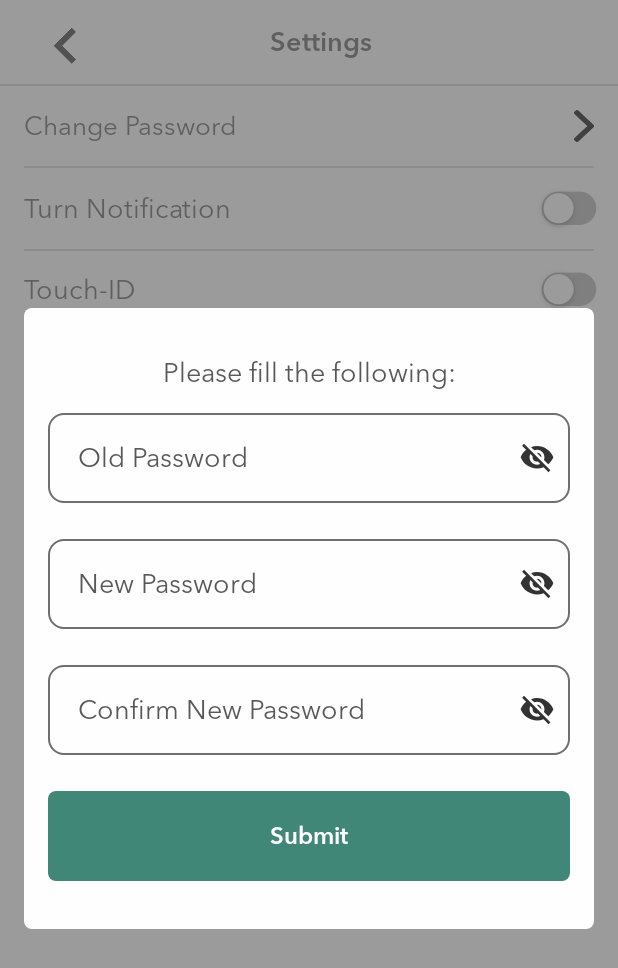
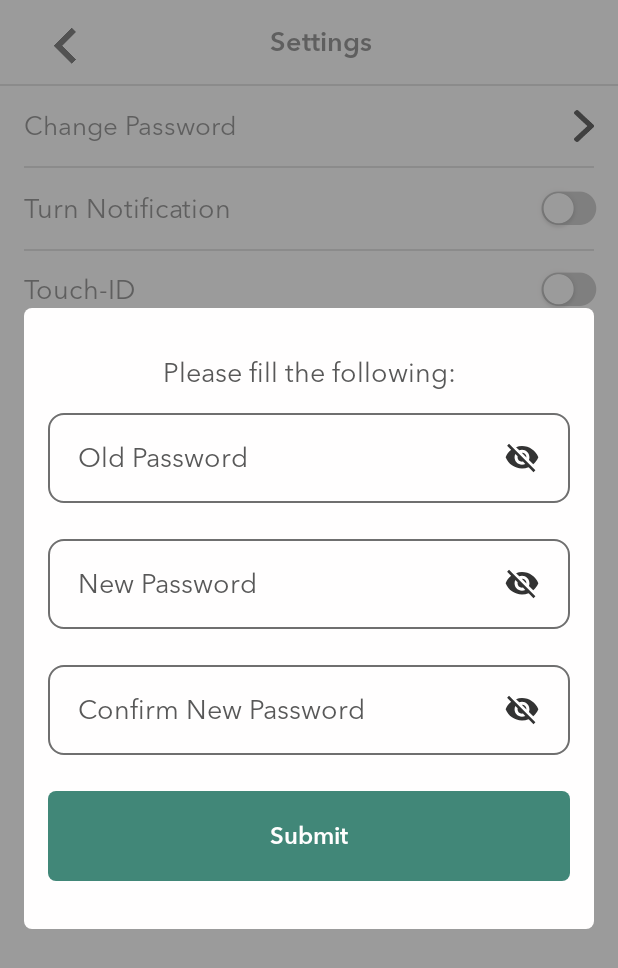
Before and after one commit to atanvir/forecaster, an Android app: the SettingActivity screen opened directly, with no data from a screen before it, after a tap on "Change Password", on a phone screen of 412 x 824 dp. Shown: the top 968 px of the screen. Run offline under Robolectric (Android 15) with nearby library versions, the phone set to English and light mode, and no system bars; our stand-ins replace ButterKnife.

Commit message:
By Tanvir 23 Oct

```diff
--- a/app/src/main/AndroidManifest.xml
+++ b/app/src/main/AndroidManifest.xml
@@ -8,6 +8,7 @@
     <uses-permission android:name="android.permission.WRITE_EXTERNAL_STORAGE"/>
     <uses-permission android:name="android.permission.READ_EXTERNAL_STORAGE"/>
     <uses-permission android:name="android.permission.RECORD_AUDIO"/>
+
 
     <uses-feature android:name="android.hardware.fingerprint"
         android:required="true"/>
@@ -100,7 +101,6 @@
         </activity>
         <activity android:name=".Activity.PinActivity" />
         <activity android:name=".Activity.WebviewAcitivity" />
-        <activity android:name=".Utility.Validation" />
 
 
         <service
--- a/app/src/main/java/com/forecaster/Activity/LoginActivity.java
+++ b/app/src/main/java/com/forecaster/Activity/LoginActivity.java
@@ -141,7 +141,7 @@ public class LoginActivity extends AppCompatActivity implements ViewTreeObserver
 
                      //   Log.e("where", String.valueOf(pass_ed.getCompoundDrawables()[DRAWABLE_LEFT].getBounds().width())-pass_ed.getPaddingLeft());
 
-                        if (event.getRawX()  <= (pass_ed.getCompoundDrawables()[DRAWABLE_LEFT].getBounds().width())+pass_ed.getPaddingLeft()+pass_ed.getPaddingRight()+pass_ed.getPaddingBottom()+pass_ed.getPaddingTop()+pass_ed.getPaddingEnd()+pass_ed.getPaddingEnd()) {
+                        if (event.getRawX()  <= (pass_ed.getCompoundDrawables()[DRAWABLE_LEFT].getBounds().width())+pass_ed.getPaddingLeft()+pass_ed.getPaddingRight()+pass_ed.getPaddingBottom()+pass_ed.getPaddingTop()+pass_ed.getPaddingEnd()) {
                             if(clickcount % 2 ==0)
                             {
                                 clickcount=clickcount+1;
@@ -608,7 +608,7 @@ public class LoginActivity extends AppCompatActivity implements ViewTreeObserver
                 if(event.getAction() == MotionEvent.ACTION_UP) {
                     if(langCode.equalsIgnoreCase("ar"))
                     {
-                        if (event.getRawX()  <= (newpass_ed.getCompoundDrawables()[DRAWABLE_LEFT].getBounds().width())+newpass_ed.getPaddingLeft()+newpass_ed.getPaddingRight()+newpass_ed.getPaddingBottom()+newpass_ed.getPaddingTop()+newpass_ed.getPaddingEnd()+newpass_ed.getPaddingEnd()) {
+                        if (event.getRawX()  <= (newpass_ed.getCompoundDrawables()[DRAWABLE_LEFT].getBounds().width())+newpass_ed.getPaddingLeft()+newpass_ed.getPaddingRight()+newpass_ed.getPaddingBottom()+newpass_ed.getPaddingTop()+newpass_ed.getPaddingEnd()) {
                             if(clickcount3 % 2 ==0)
                             {
                                 clickcount3=clickcount3+1;
@@ -671,7 +671,7 @@ public class LoginActivity extends AppCompatActivity implements ViewTreeObserver
                 if(event.getAction() == MotionEvent.ACTION_UP) {
                     if(langCode.equalsIgnoreCase("ar"))
                     {
-                        if (event.getRawX()  <= (newpass_ed.getCompoundDrawables()[DRAWABLE_LEFT].getBounds().width())+newpass_ed.getPaddingLeft()+newpass_ed.getPaddingRight()+newpass_ed.getPaddingBottom()+newpass_ed.getPaddingTop()+newpass_ed.getPaddingEnd()+newpass_ed.getPaddingEnd()) {
+                        if (event.getRawX()  <= (newpass_ed.getCompoundDrawables()[DRAWABLE_LEFT].getBounds().width())+newpass_ed.getPaddingLeft()+newpass_ed.getPaddingRight()+newpass_ed.getPaddingBottom()+newpass_ed.getPaddingTop()+newpass_ed.getPaddingEnd()) {
                             if(clickcount2 % 2 ==0)
                             {
                                 clickcount2=clickcount2+1;
--- a/app/src/main/java/com/forecaster/Activity/SettingActivity.java
+++ b/app/src/main/java/com/forecaster/Activity/SettingActivity.java
@@ -586,7 +586,7 @@ public class SettingActivity extends AppCompatActivity {
                     String langCode = SharedPreferenceWriter.getInstance(SettingActivity.this).getString(GlobalVariables.langCode);
                     if (langCode.equalsIgnoreCase("ar")) {
 
-                        if (event.getRawX()  <= (oldpass_ed.getCompoundDrawables()[DRAWABLE_LEFT].getBounds().width())+oldpass_ed.getPaddingLeft()+oldpass_ed.getPaddingRight()+oldpass_ed.getPaddingBottom()+oldpass_ed.getPaddingTop()+oldpass_ed.getPaddingEnd()+oldpass_ed.getPaddingEnd()) {
+                        if (event.getRawX()  <= (oldpass_ed.getCompoundDrawables()[DRAWABLE_LEFT].getBounds().width())+oldpass_ed.getPaddingLeft()+oldpass_ed.getPaddingRight()+oldpass_ed.getPaddingBottom()+oldpass_ed.getPaddingTop()+oldpass_ed.getPaddingEnd()) {
                             if (clickcount3 % 2 == 0) {
                                 clickcount3 = clickcount3 + 1;
                                 oldpass_ed.setTransformationMethod(HideReturnsTransformationMethod.getInstance());
@@ -644,7 +644,7 @@ public class SettingActivity extends AppCompatActivity {
                         String langCode = SharedPreferenceWriter.getInstance(SettingActivity.this).getString(GlobalVariables.langCode);
                         if(langCode.equalsIgnoreCase("ar"))
                         {
-                            if (event.getRawX()  <= (newpass_ed.getCompoundDrawables()[DRAWABLE_LEFT].getBounds().width())+newpass_ed.getPaddingLeft()+newpass_ed.getPaddingRight()+newpass_ed.getPaddingBottom()+newpass_ed.getPaddingTop()+newpass_ed.getPaddingEnd()+newpass_ed.getPaddingEnd()) {
+                            if (event.getRawX()  <= (newpass_ed.getCompoundDrawables()[DRAWABLE_LEFT].getBounds().width())+newpass_ed.getPaddingLeft()+newpass_ed.getPaddingRight()+newpass_ed.getPaddingBottom()+newpass_ed.getPaddingTop()+newpass_ed.getPaddingEnd()) {
                                 if(clickcount2 % 2 ==0)
                                 {
                                     clickcount2=clickcount2+1;
@@ -709,7 +709,7 @@ public class SettingActivity extends AppCompatActivity {
                     String langCode = SharedPreferenceWriter.getInstance(SettingActivity.this).getString(GlobalVariables.langCode);
                     if(langCode.equalsIgnoreCase("ar"))
                     {
-                        if (event.getRawX()  <= (confirm_pass_ed.getCompoundDrawables()[DRAWABLE_LEFT].getBounds().width())+confirm_pass_ed.getPaddingLeft()+confirm_pass_ed.getPaddingRight()+confirm_pass_ed.getPaddingBottom()+confirm_pass_ed.getPaddingTop()+confirm_pass_ed.getPaddingEnd()+confirm_pass_ed.getPaddingEnd()) {
+                        if (event.getRawX()  <= (confirm_pass_ed.getCompoundDrawables()[DRAWABLE_LEFT].getBounds().width())+confirm_pass_ed.getPaddingLeft()+confirm_pass_ed.getPaddingRight()+confirm_pass_ed.getPaddingBottom()+confirm_pass_ed.getPaddingTop()+confirm_pass_ed.getPaddingEnd()) {
                             if(clickcount4 % 2 ==0)
                             {
                                 clickcount4=clickcount4+1;
--- a/app/src/main/java/com/forecaster/Activity/SignupActivity.java
+++ b/app/src/main/java/com/forecaster/Activity/SignupActivity.java
@@ -109,7 +109,7 @@ public class SignupActivity extends AppCompatActivity {
                 if(event.getAction() == MotionEvent.ACTION_UP) {
                     if(langCode.equalsIgnoreCase("ar"))
                     {
-                        if (event.getRawX()  <= (pass_ed.getCompoundDrawables()[DRAWABLE_LEFT].getBounds().width())+conpass_ed.getPaddingLeft()+conpass_ed.getPaddingRight()+conpass_ed.getPaddingBottom()+conpass_ed.getPaddingTop()+conpass_ed.getPaddingEnd()+conpass_ed.getPaddingEnd()) {
+                        if (event.getRawX()  <= (pass_ed.getCompoundDrawables()[DRAWABLE_LEFT].getBounds().width())+conpass_ed.getPaddingLeft()+conpass_ed.getPaddingRight()+conpass_ed.getPaddingBottom()+conpass_ed.getPaddingTop()+conpass_ed.getPaddingEnd()) {
                             if(clickcount % 2 ==0)
                             {
                                 clickcount=clickcount+1;
@@ -174,7 +174,7 @@ public class SignupActivity extends AppCompatActivity {
 
                 if(event.getAction() == MotionEvent.ACTION_UP) {
                     if (langCode.equalsIgnoreCase("ar")) {
-                        if (event.getRawX() <= (pass_ed.getCompoundDrawables()[DRAWABLE_LEFT].getBounds().width()) + pass_ed.getPaddingLeft() + pass_ed.getPaddingRight() + pass_ed.getPaddingBottom() + pass_ed.getPaddingTop() + pass_ed.getPaddingEnd() + pass_ed.getPaddingEnd()) {
+                        if (event.getRawX() <= (pass_ed.getCompoundDrawables()[DRAWABLE_LEFT].getBounds().width()) + pass_ed.getPaddingLeft() + pass_ed.getPaddingRight() + pass_ed.getPaddingBottom() + pass_ed.getPaddingTop() + pass_ed.getPaddingEnd()) {
                             if (clickcount % 2 == 0) {
                                 clickcount = clickcount + 1;
                                 pass_ed.setTransformationMethod(HideReturnsTransformationMethod.getInstance());
--- a/app/src/main/res/layout/change_password_popup.xml
+++ b/app/src/main/res/layout/change_password_popup.xml
@@ -42,14 +42,13 @@
             android:layout_marginTop="16dp"
             android:layout_marginEnd="16dp"
             android:layout_marginRight="16dp"
-            android:drawableRight="@drawable/un_view_icon"
-            android:paddingRight="@dimen/dp_10"
-            android:paddingEnd = "10dp"
+            android:drawableEnd="@drawable/un_view_icon"
+            android:textAlignment="viewStart"
+            android:paddingEnd = "@dimen/dp_20"
             android:background="@drawable/change_language_popup2"
             android:hint="@string/old_password"
             android:imeOptions="actionNext"
             android:inputType="textPassword"
-            android:paddingLeft="@dimen/dp_20"
             android:paddingStart = "20dp"
             android:textColorHint="@color/black"
             app:layout_constraintEnd_toEndOf="parent"
@@ -69,12 +68,12 @@
             android:layout_marginRight="16dp"
             android:background="@drawable/change_language_popup2"
             android:hint="@string/new_password"
+            android:textAlignment="viewStart"
+
             android:imeOptions="actionNext"
-            android:drawableRight="@drawable/un_view_icon"
-            android:paddingRight="@dimen/dp_10"
-            android:paddingEnd = "10dp"
+            android:drawableEnd="@drawable/un_view_icon"
+            android:paddingEnd="@dimen/dp_20"
             android:inputType="textPassword"
-            android:paddingLeft="@dimen/dp_20"
             android:paddingStart = "20dp"
             android:textColorHint="@color/black"
             app:layout_constraintEnd_toEndOf="parent"
@@ -96,11 +95,11 @@
             android:hint="@string/confirm_new_password"
             android:imeOptions="actionDone"
             android:inputType="textPassword"
-            android:drawableRight="@drawable/un_view_icon"
-            android:paddingRight="@dimen/dp_10"
-            android:paddingEnd = "10dp"
+            android:textAlignment="viewStart"
+
+            android:drawableEnd="@drawable/un_view_icon"
+            android:paddingEnd = "@dimen/dp_20"
             android:paddingStart = "20dp"
-            android:paddingLeft="@dimen/dp_20"
             android:textColorHint="@color/black"
             app:layout_constraintEnd_toEndOf="parent"
             app:layout_constraintHorizontal_bias="0.0"
```
Also changed, not shown: app/src/main/java/com/forecaster/Activity/CategorySelectionActivity.java (+4 -4 lines).
